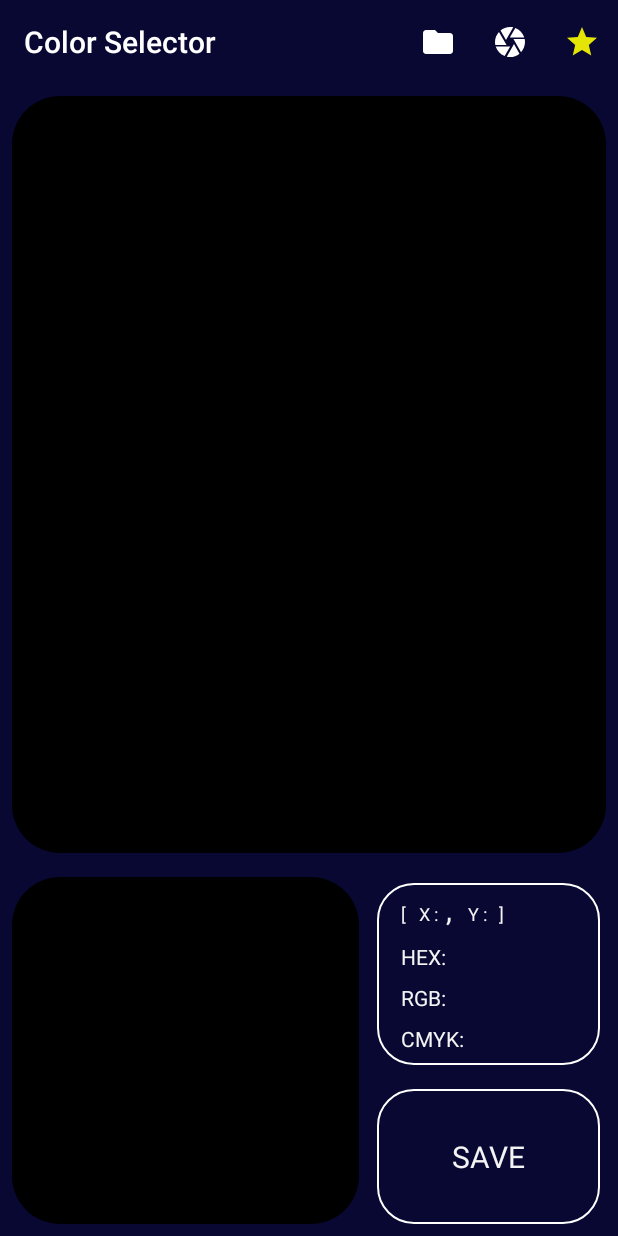
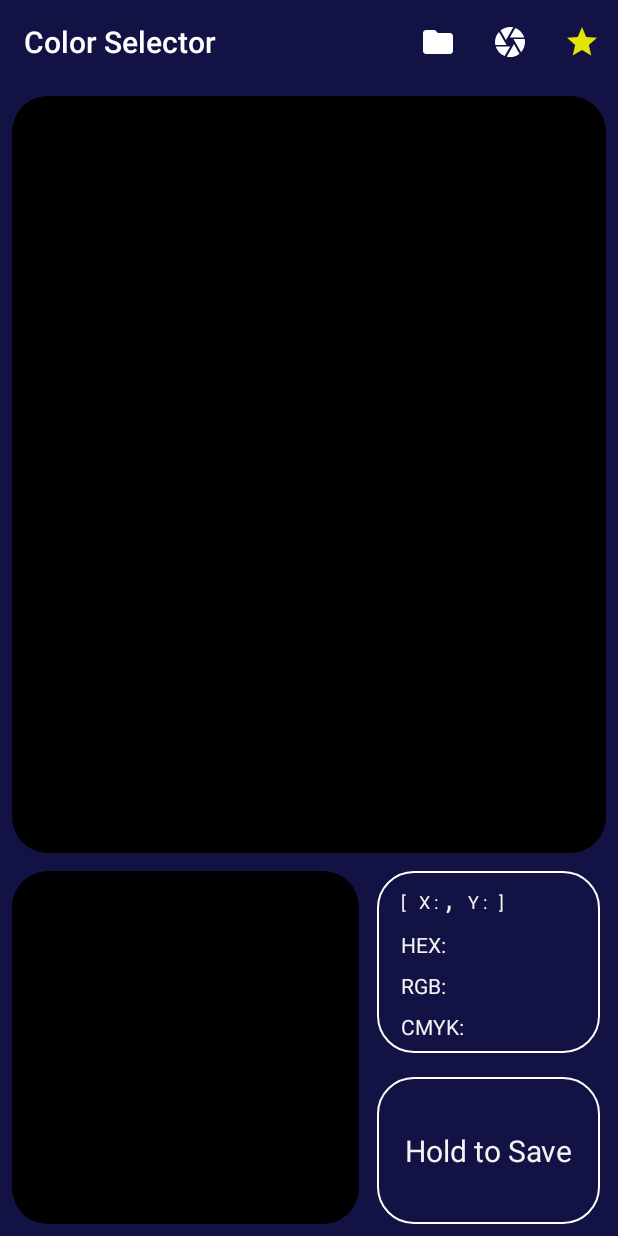
Before and after one commit to broliver12/iris, an Android app: the screen it shows after launch (MainActivity), on a phone screen of 412 x 824 dp. Run offline under Robolectric (Android 15) with nearby library versions, the phone set to English and light mode, and no system bars; our stand-ins replace Room's generated code, RxJava; libraries missing offline, so code that uses them is left out: com.jakewharton.rxbinding2; 16 statements that could not run were skipped.

Commit message:
[iris] fixed a lot of shit lol, corners on black rect to 24, strings, attrs for xml

```diff
--- a/app/src/main/AndroidManifest.xml
+++ b/app/src/main/AndroidManifest.xml
@@ -11,9 +11,9 @@
 
     <application android:name="com.strasz.iris.database.App"
         android:allowBackup="true"
-        android:icon="@drawable/iris_launcher"
+        android:icon="@drawable/launcher_icon"
         android:label="@string/app_name"
-        android:roundIcon="@drawable/iris_launcher"
+        android:roundIcon="@drawable/launcher_icon"
         android:supportsRtl="true"
         android:theme="@style/Theme.AppCompat.NoActionBar">
         <provider
--- a/app/src/main/java/com/strasz/iris/database/App.kt
+++ b/app/src/main/java/com/strasz/iris/database/App.kt
@@ -17,7 +17,6 @@ class App : Application() {
     override fun onCreate() {
         super.onCreate();
         colorDbName = resources.getString(R.string.database_name)
-
         db = synchronized(Unit) {
             Room.databaseBuilder(
                     applicationContext,
--- a/app/src/main/java/com/strasz/iris/view/ColorListFragment.kt
+++ b/app/src/main/java/com/strasz/iris/view/ColorListFragment.kt
@@ -37,7 +37,6 @@ class ColorListFragment(
             layoutManager = GridLayoutManager(requireContext(), GRID_SPAN)
             adapter = listAdapter
         }
-
         binding.backButton.setOnClickListener {
             navCallback.invoke()
         }
--- a/app/src/main/java/com/strasz/iris/view/ColorPickerFragment.kt
+++ b/app/src/main/java/com/strasz/iris/view/ColorPickerFragment.kt
@@ -1,9 +1,9 @@
 package com.strasz.iris.view
 
+import android.annotation.SuppressLint
 import android.app.Activity
 import android.content.Intent
 import android.graphics.Bitmap
-import android.graphics.Color
 import android.net.Uri
 import android.os.Bundle
 import android.os.Environment
@@ -26,15 +26,21 @@ import com.strasz.iris.viewmodel.IColorPickerViewModel
 import io.reactivex.Observable
 import java.io.File
 import java.text.SimpleDateFormat
-import java.util.*
+import java.util.Date
+import java.util.Locale
+import kotlinx.coroutines.MainScope
+import kotlinx.coroutines.launch
+
 
 class ColorPickerFragment(
-        private val viewModel: IColorPickerViewModel,
-        private val navCallback: () -> Unit
+    private val viewModel: IColorPickerViewModel,
+    private val navCallback: () -> Unit
 ) : Fragment(), IColorPickerView {
 
     private var photoFilePath: Uri? = null
     private lateinit var binding: FragmentColorPickerBinding
+
+    private var activeSavePress: Boolean = false
 
     @ColorInt
     private var curColor: Int? = null
@@ -43,34 +49,47 @@ class ColorPickerFragment(
         (activity as MainActivity?)!!.setSupportActionBar(binding.mainToolbar)
     }
 
-    override fun onCreateView(inflater: LayoutInflater, container: ViewGroup?, savedInstanceState: Bundle?): View? {
+    override fun onCreateView(
+        inflater: LayoutInflater,
+        container: ViewGroup?,
+        savedInstanceState: Bundle?
+    ): View {
         super.onCreateView(inflater, container, savedInstanceState)
         setHasOptionsMenu(true)
         binding = FragmentColorPickerBinding.inflate(inflater, container, false)
         return binding.root
     }
 
+    @SuppressLint("ClickableViewAccessibility", "CheckResult")
     override fun onViewCreated(view: View, savedInstanceState: Bundle?) {
         super.onViewCreated(view, savedInstanceState)
         viewModel.bindView(this)
-        binding.saveButton.setOnClickListener {
-            curColor?.let {
-                setSaveButtonVisibility(false)
+
+        binding.saveButton.setOnTouchListener { v, event ->
+            when (event.action) {
+                MotionEvent.ACTION_DOWN -> {
+                    v.setIsPressed(true)
+                    viewModel.saveOnClick().doOnNext {
+                        if (activeSavePress && curColor != null) {
+                            viewModel.confirmSave(curColor!!)
+                            MainScope().launch {
+                                Toast.makeText(
+                                    requireContext(),
+                                    "Saved Successfully!",
+                                    Toast.LENGTH_LONG
+                                ).show()
+                                v.setIsPressed(false)
+                            }
+                        }
+                    }.subscribe()
+                }
+                MotionEvent.ACTION_UP -> {
+                    v.setIsPressed(false)
+                }
             }
-        }
-        binding.cancelButton.setOnClickListener {
-            setSaveButtonVisibility(true)
+            true
         }
 
-        binding.confirmButton.setOnClickListener {
-            setSaveButtonVisibility(true)
-            curColor?.let {
-                Toast.makeText(requireContext(), "Saved Successfully!", Toast.LENGTH_LONG).show();
-                viewModel.confirmSave(
-                        if (Color.alpha(it) == FULL_ALPHA) it else Color.BLACK
-                )
-            }
-        }
         viewModel.selectedImage.subscribe { x ->
             binding.mainImageContainer.setImageURI(x)
         }
@@ -79,11 +98,6 @@ class ColorPickerFragment(
     override fun onResume() {
         super.onResume()
         viewModel.reloadLastImage()
-    }
-
-    private fun setSaveButtonVisibility(setVisible: Boolean) {
-        binding.confirmSaveLinearLayout.visibility = if (setVisible) View.GONE else View.VISIBLE
-        binding.saveButton.visibility = if (setVisible) View.VISIBLE else View.GONE
     }
 
     override fun onCreateOptionsMenu(menu: Menu, inflater: MenuInflater) {
@@ -107,7 +121,11 @@ class ColorPickerFragment(
                 // nothing to do
             }
             if (photoFile != null) {
-                photoFilePath = FileProvider.getUriForFile(requireContext(), "com.example.android.provider", photoFile)
+                photoFilePath = FileProvider.getUriForFile(
+                    requireContext(),
+                    "com.example.android.provider",
+                    photoFile
+                )
                 intent.putExtra(MediaStore.EXTRA_OUTPUT, photoFilePath)
             }
             intent.addFlags(Intent.FLAG_GRANT_READ_URI_PERMISSION or Intent.FLAG_GRANT_WRITE_URI_PERMISSION)
@@ -123,7 +141,7 @@ class ColorPickerFragment(
 
 
     private fun createImageFileInAppDir(): File {
-        val timeStamp = SimpleDateFormat("yyyyMMdd_HHmmss").format(Date())
+        val timeStamp = SimpleDateFormat("yyyyMMdd_HHmmss", Locale.CANADA).format(Date())
         val imagePath = requireContext().getExternalFilesDir(Environment.DIRECTORY_PICTURES)
         return File(imagePath, "JPEG_\${$timeStamp}_.jpg")
     }
@@ -150,6 +168,7 @@ class ColorPickerFragment(
         bind()
     }
 
+    @SuppressLint("CheckResult")
     private fun bind() {
         viewModel.apply {
             binding.apply {
@@ -165,7 +184,6 @@ class ColorPickerFragment(
                 pixelColorInt().subscribe { x: Int ->
                     selectedColorView.setBackgroundColor(x)
                     curColor = x
-                    setSaveButtonVisibility(true)
                 }
                 hexText().subscribe { x: String ->
                     hexResult.text = x
@@ -190,9 +208,13 @@ class ColorPickerFragment(
             }
         }
 
+    private fun View.setIsPressed(pressed: Boolean) {
+        isPressed = pressed
+        activeSavePress = pressed
+    }
+
     companion object {
         private const val GALLERY_REQ_CODE = 1000
         private const val CAMERA_REQ_CODE = 1001
-        private const val FULL_ALPHA = 255
     }
 }
--- a/app/src/main/java/com/strasz/iris/view/CornerOverlayView.kt
+++ b/app/src/main/java/com/strasz/iris/view/CornerOverlayView.kt
@@ -2,17 +2,96 @@ package com.strasz.iris.view
 
 import android.content.Context
 import android.graphics.Canvas
+import android.graphics.Color
+import android.graphics.Paint
+import android.graphics.Path
+import android.graphics.PorterDuff
+import android.graphics.PorterDuffXfermode
+import android.graphics.RectF
 import android.util.AttributeSet
+import android.util.TypedValue
 import android.view.View
+import androidx.core.view.marginBottom
+import androidx.core.view.marginRight
+import com.strasz.iris.R
+
 
 class CornerOverlayView(
-        context: Context,
-        attrs: AttributeSet? = null
+    context: Context,
+    attrs: AttributeSet? = null
 ) : View(context, attrs) {
 
+    private val transparentPaint = Paint()
+    private val borderPaint = Paint()
+
+    private var borderWidthDp: Float = 0f
+
+    private val clipPath = Path()
+
+    private var innerCorners: Float = dpToPx(24f)
+    private var pxCorners: Float = dpToPx(24f)
+
+    init {
+        getResources(attrs)
+        setWillNotDraw(false)
+        setLayerType(LAYER_TYPE_HARDWARE, null)
+        clipPath.fillType = Path.FillType.WINDING
+        transparentPaint.xfermode = PorterDuffXfermode(PorterDuff.Mode.CLEAR)
+        // Add colors to paint
+        // fix border width
+    }
 
     override fun onDraw(canvas: Canvas?) {
         super.onDraw(canvas)
+        // Draw Border
+        canvas?.drawRoundRect(
+            RectF(
+                left.toFloat(),
+                top.toFloat(),
+                right.toFloat() - marginRight,
+                bottom.toFloat() - marginBottom
+            ), pxCorners, pxCorners, borderPaint
+        )
+        // Draw Hole
+        canvas?.drawRoundRect(
+            RectF(
+                left.toFloat() + dpToPx(borderWidthDp),
+                top.toFloat() + dpToPx(borderWidthDp),
+                right.toFloat() - marginRight - dpToPx(borderWidthDp),
+                bottom.toFloat() - marginBottom - dpToPx(borderWidthDp)
+            ), innerCorners, innerCorners, transparentPaint
+        )
+    }
 
+    private fun dpToPx(dp: Float) = TypedValue.applyDimension(
+        TypedValue.COMPLEX_UNIT_DIP,
+        dp,
+        resources.displayMetrics
+    )
+
+    fun getResources(attrs: AttributeSet?) {
+        //Look for attributes declared in XML
+        context.theme.obtainStyledAttributes(
+            attrs,
+            R.styleable.CornerOverlayView,
+            0, 0
+        ).apply {
+            try {
+                val borderW =
+                    getInt(R.styleable.CornerOverlayView_borderWidth, 0)
+
+                val borderColor =
+                    getInt(R.styleable.CornerOverlayView_borderColor, Color.BLACK)
+
+                val radius =
+                    getInt(R.styleable.CornerOverlayView_outerCornerRadius, 24)
+                borderWidthDp = borderW.toFloat()
+                pxCorners = dpToPx(radius.toFloat())
+                innerCorners = dpToPx(radius.toFloat() - borderWidthDp / 2)
+                borderPaint.color = borderColor
+            } finally {
+                recycle()
+            }
+        }
     }
 }
--- a/app/src/main/java/com/strasz/iris/viewmodel/IColorPickerViewModel.kt
+++ b/app/src/main/java/com/strasz/iris/viewmodel/IColorPickerViewModel.kt
@@ -27,5 +27,7 @@ interface IColorPickerViewModel {
 
     fun confirmSave(@ColorInt color: Int)
 
+    fun saveOnClick() : Observable<Unit>
+
     val selectedImage: Observable<Uri>
 }
--- a/app/src/main/java/com/strasz/iris/viewmodel/MainViewModel.kt
+++ b/app/src/main/java/com/strasz/iris/viewmodel/MainViewModel.kt
@@ -1,5 +1,6 @@
 package com.strasz.iris.viewmodel
 
+import android.graphics.Color
 import android.net.Uri
 import android.view.MotionEvent
 import androidx.annotation.ColorInt
@@ -12,6 +13,7 @@ import com.strasz.iris.view.IColorPickerView
 import io.reactivex.Observable
 import io.reactivex.schedulers.Schedulers
 import io.reactivex.subjects.PublishSubject
+import java.util.concurrent.TimeUnit
 import kotlinx.coroutines.GlobalScope
 import kotlinx.coroutines.launch
 
@@ -21,18 +23,17 @@ class MainViewModel(
     private lateinit var xValueObservable: Observable<Int>
     private lateinit var yValueObservable: Observable<Int>
     private lateinit var pixelObservable: Observable<Int>
-    private var view: IColorPickerView? = null
+    private lateinit var colorPickerView: IColorPickerView
     private val changedImage = PublishSubject.create<Uri>()
     private var lastImage: Uri? = null
     override val selectedImage: Observable<Uri> = changedImage
 
     override fun bindView(view: IColorPickerView) {
-        this.view = view
-        val imageTouched = view.imageTouched.share()
-        val downEvents = imageTouched.filter { event: MotionEvent -> event.action == MotionEvent.ACTION_DOWN }
-        xValueObservable = downEvents.map { event: MotionEvent -> event.x.toInt() }
-        yValueObservable = downEvents.map { event: MotionEvent -> event.y.toInt() }
-        pixelObservable = downEvents.map { event: MotionEvent -> view.currentImageBitmap.getPixel(event.x.toInt(), event.y.toInt()) }
+        colorPickerView = view
+        val downEvents = colorPickerView.imageTouched.share().filter { e: MotionEvent -> e.action == MotionEvent.ACTION_DOWN }
+        xValueObservable = downEvents.map { e: MotionEvent -> e.x.toInt() }
+        yValueObservable = downEvents.map { e: MotionEvent -> e.y.toInt() }
+        pixelObservable = downEvents.map { e: MotionEvent -> view.currentImageBitmap.getPixel(e.x.toInt(), e.y.toInt()) }
     }
 
     override fun reloadLastImage() {
@@ -69,10 +70,13 @@ class MainViewModel(
     }
 
     override fun confirmSave(@ColorInt color: Int) {
+        val c = if (Color.alpha(color) == FULL_ALPHA) color else Color.BLACK
         GlobalScope.launch {
-            database.insert(ColorModel(color, color))
+            database.insert(ColorModel(c, c))
         }
     }
+
+    override fun saveOnClick() : Observable<Unit> = Observable.just(Unit).delay(SAVE_DELAY_MIILIS, TimeUnit.MILLISECONDS)
 
     override fun getSavedColorList(): Observable<List<ColorModel>> {
         return Observable.just(Unit).observeOn(Schedulers.io()).flatMap { database.getAll() }
@@ -81,4 +85,9 @@ class MainViewModel(
     override fun removeColor(color: ColorModel) {
         database.delete(color)
     }
+
+    companion object {
+        private const val FULL_ALPHA = 255
+        private const val SAVE_DELAY_MIILIS = 2200L
+    }
 }
--- a/app/src/main/res/drawable/black_rounded_rect.xml
+++ b/app/src/main/res/drawable/black_rounded_rect.xml
@@ -1,9 +1,6 @@
 <?xml version="1.0" encoding="utf-8"?>
 <shape xmlns:android="http://schemas.android.com/apk/res/android"
     android:shape="rectangle">
-
     <solid android:color="@color/black" />
-
-    <corners android:radius="32dp" />
-
+    <corners android:radius="24dp" />
 </shape>
--- a/app/src/main/res/layout/fragment_color_picker.xml
+++ b/app/src/main/res/layout/fragment_color_picker.xml
@@ -31,6 +31,11 @@
             android:layout_width="match_parent"
             android:layout_height="match_parent" />
 
+        <com.strasz.iris.view.CornerOverlayView
+            android:layout_width="match_parent"
+            android:layout_height="match_parent"
+            android:background="@color/navyDark" />
+
     </FrameLayout>
 
     <androidx.constraintlayout.widget.Guideline
@@ -48,31 +53,50 @@
         app:layout_constraintStart_toStartOf="parent"
         app:layout_constraintTop_toBottomOf="@id/guideline_horizontal_30">
 
-        <androidx.constraintlayout.widget.ConstraintLayout
+        <FrameLayout
             android:id="@+id/selected_color_container"
             android:layout_width="0dp"
             android:layout_height="0dp"
-            android:layout_margin="8dp"
-            android:layout_weight="1"
-            android:background="@drawable/black_rounded_rect"
+            android:layout_marginBottom="8dp"
             android:maxWidth="300dp"
             app:layout_constraintBottom_toBottomOf="parent"
             app:layout_constraintDimensionRatio="H1,1"
             app:layout_constraintStart_toStartOf="parent"
             app:layout_constraintTop_toTopOf="parent">
 
-            <TextView
-                android:id="@+id/selected_color_view"
-                android:layout_width="0dp"
-                android:layout_height="0dp"
-                android:layout_margin="16dp"
-                app:layout_constraintBottom_toBottomOf="parent"
-                app:layout_constraintDimensionRatio="H1,1"
-                app:layout_constraintEnd_toEndOf="parent"
-                app:layout_constraintStart_toStartOf="parent"
-                app:layout_constraintTop_toTopOf="parent" />
+            <androidx.constraintlayout.widget.ConstraintLayout
+                android:layout_width="match_parent"
+                android:layout_height="match_parent"
+                android:layout_marginStart="8dp"
+                android:layout_marginTop="4dp">
 
-        </androidx.constraintlayout.widget.ConstraintLayout>
+                <FrameLayout
+                    android:layout_width="0dp"
+                    android:layout_height="0dp"
+                    android:background="@drawable/black_rounded_rect"
+                    app:layout_constraintBottom_toBottomOf="parent"
+                    app:layout_constraintEnd_toEndOf="parent"
+                    app:layout_constraintStart_toStartOf="parent"
+                    app:layout_constraintTop_toTopOf="parent">
+
+                    <TextView
+                        android:id="@+id/selected_color_view"
+                        android:layout_width="match_parent"
+                        android:layout_height="match_parent" />
+
+                    <com.strasz.iris.view.CornerOverlayView
+                        android:layout_width="match_parent"
+                        android:layout_height="match_parent"
+                        android:background="@color/navyDark"
+                        app:borderColor="@color/black"
+                        app:borderWidth="8"
+                        app:outerCornerRadius="24" />
+                </FrameLayout>
+
+            </androidx.constraintlayout.widget.ConstraintLayout>
+
+        </FrameLayout>
+
 
         <androidx.constraintlayout.widget.ConstraintLayout
             android:id="@+id/infoContainer"
@@ -101,16 +125,16 @@
                 <TextView
                     android:layout_width="wrap_content"
                     android:layout_height="wrap_content"
+                    android:text="[ "
                     android:textColor="@color/white"
-                    android:text="[ "
                     android:textSize="12sp" />
 
                 <TextView
                     android:layout_width="24dp"
                     android:layout_height="wrap_content"
                     android:text="@string/init_text_x"
+                    android:textAlignment="center"
                     android:textColor="@color/white"
-                    android:textAlignment="center"
                     android:textSize="12sp" />
 
                 <TextView
@@ -125,32 +149,32 @@
                     android:layout_width="wrap_content"
                     android:layout_height="wrap_content"
                     android:text=", "
+                    android:textAlignment="center"
                     android:textColor="@color/white"
-                    android:textAlignment="center"
                     android:textSize="20sp" />
 
                 <TextView
                     android:layout_width="24dp"
                     android:layout_height="wrap_content"
                     android:text="@string/init_text_y"
+                    android:textAlignment="center"
                     android:textColor="@color/white"
-                    android:textAlignment="center"
                     android:textSize="12sp" />
 
                 <TextView
                     android:id="@+id/y_value_text"
                     android:layout_width="wrap_content"
                     android:layout_height="wrap_content"
+                    android:textAlignment="center"
                     android:textColor="@color/white"
-                    android:textAlignment="center"
                     android:textSize="12sp" />
 
                 <TextView
                     android:layout_width="wrap_content"
                     android:layout_height="wrap_content"
                     android:text=" ]"
+                    android:textAlignment="center"
                     android:textColor="@color/white"
-                    android:textAlignment="center"
                     android:textSize="12sp" />
 
             </LinearLayout>
@@ -171,9 +195,9 @@
                     android:layout_height="0dp"
                     android:layout_weight="1"
                     android:gravity="center_vertical"
-                    android:textColor="@color/white"
                     android:paddingTop="8dp"
                     android:text="@string/init_text_hex"
+                    android:textColor="@color/white"
                     android:textSize="14sp" />
 
                 <TextView
@@ -181,9 +205,9 @@
                     android:layout_height="0dp"
                     android:layout_weight="1"
                     android:gravity="center_vertical"
-                    android:textColor="@color/white"
                     android:paddingTop="8dp"
                     android:text="@string/init_text_rgb"
+                    android:textColor="@color/white"
                     android:textSize="14sp" />
 
                 <TextView
@@ -191,9 +215,9 @@
                     android:layout_height="0dp"
                     android:layout_weight="1"
                     android:gravity="center_vertical"
-                    android:textColor="@color/white"
                     android:paddingTop="8dp"
                     android:text="@string/init_text_cmyk"
+                    android:textColor="@color/white"
                     android:textSize="14sp" />
 
             </LinearLayout>
@@ -217,8 +241,8 @@
                     android:layout_weight="1"
                     android:gravity="center_vertical"
                     android:paddingStart="4dp"
+                    android:paddingTop="8dp"
                     android:textColor="@color/white"
-                    android:paddingTop="8dp"
                     android:textSize="14sp" />
 
                 <TextView
@@ -228,8 +252,8 @@
                     android:layout_weight="1"
                     android:gravity="center_vertical"
                     android:paddingStart="4dp"
+                    android:paddingTop="8dp"
                     android:textColor="@color/white"
-                    android:paddingTop="8dp"
                     android:textSize="14sp" />
 
                 <TextView
@@ -239,8 +263,8 @@
                     android:layout_weight="1"
                     android:gravity="center_vertical"
                     android:paddingStart="4dp"
+                    android:paddingTop="8dp"
                     android:textColor="@color/white"
-                    android:paddingTop="8dp"
                     android:textSize="14sp" />
 
             </LinearLayout>
@@ -255,50 +279,19 @@
             android:layout_marginEnd="12dp"
             android:layout_marginBottom="8dp"
             app:layout_constraintBottom_toBottomOf="parent"
-            app:layout_constraintTop_toBottomOf="@id/infoContainer"
             app:layout_constraintEnd_toEndOf="parent"
-            app:layout_constraintStart_toEndOf="@id/selected_color_container">
+            app:layout_constraintStart_toEndOf="@id/selected_color_container"
+            app:layout_constraintTop_toBottomOf="@id/infoContainer">
 
             <TextView
                 android:id="@+id/saveButton"
                 android:layout_width="match_parent"
                 android:layout_height="match_parent"
-                android:background="@drawable/button"
+                android:background="@drawable/navy_rounded_rect_white_border"
                 android:gravity="center"
-                android:text="SAVE"
+                android:text="@string/save_button_text"
                 android:textColor="@color/white"
                 android:textSize="20sp" />
-
-            <LinearLayout
-                android:id="@+id/confirmSaveLinearLayout"
-                android:layout_width="match_parent"
-                android:layout_height="match_parent"
-                android:orientation="horizontal"
-                android:visibility="gone">
-
-                <TextView
-                    android:id="@+id/confirmButton"
-                    android:layout_width="0dp"
-                    android:layout_height="match_parent"
-                    android:layout_marginEnd="16dp"
-                    android:layout_weight="2"
-                    android:background="@drawable/button"
-                    android:gravity="center"
-                    android:textColor="@color/white"
-                    android:text="Confirm"
-                    android:textSize="16sp" />
-
-                <TextView
-                    android:id="@+id/cancelButton"
-                    android:layout_width="0dp"
-                    android:layout_height="match_parent"
-                    android:layout_weight="1"
-                    android:background="@drawable/red_rounded_rect"
-                    android:gravity="center"
-                    android:textColor="@color/white"
-                    android:text="X"
-                    android:textSize="16sp" />
-            </LinearLayout>
 
         </androidx.constraintlayout.widget.ConstraintLayout>
 
--- a/app/src/main/res/values/colors.xml
+++ b/app/src/main/res/values/colors.xml
@@ -1,6 +1,6 @@
 <?xml version="1.0" encoding="utf-8"?>
 <resources>
-    <color name="navyDark">#080833</color>
+    <color name="navyDark">#121244</color>
     <color name="black">#000000</color>
     <color name="white">#f4f4f4</color>
     <color name="red">#dd2222</color>
--- a/app/src/main/res/values/strings.xml
+++ b/app/src/main/res/values/strings.xml
@@ -14,4 +14,8 @@
     <string name="menu_item_title_go_to_favorites">Favourites</string>
     <string name="menu_item_title_go_to_gallery">Gallery</string>
     <string name="menu_item_title_go_to_camera">Camera</string>
+
+    <string name="save_button_text">Hold to Save</string>
+    <string name="cancel_button_text">Cancel</string>
+    <string name="delete_button_text">Delete</string>
 </resources>
```
Also changed, not shown: app/src/main/java/com/strasz/iris/view/ColorListAdapter.kt (+8 -11 lines), app/src/main/res/drawable/ic_launcher_background.xml (deleted, +0 -170 lines), app/src/main/res/layout/view_fav_color_tile.xml (+30 -18 lines), app/src/main/res/values/corner_overlay_attributes.xml (added, +10 -0 lines), app/src/main/res/drawable/launcher_icon.png (renamed from app/src/main/res/drawable/iris_launcher.png), app/src/main/res/drawable/navy_rounded_rect_white_border.xml (renamed from app/src/main/res/drawable/button.xml).
